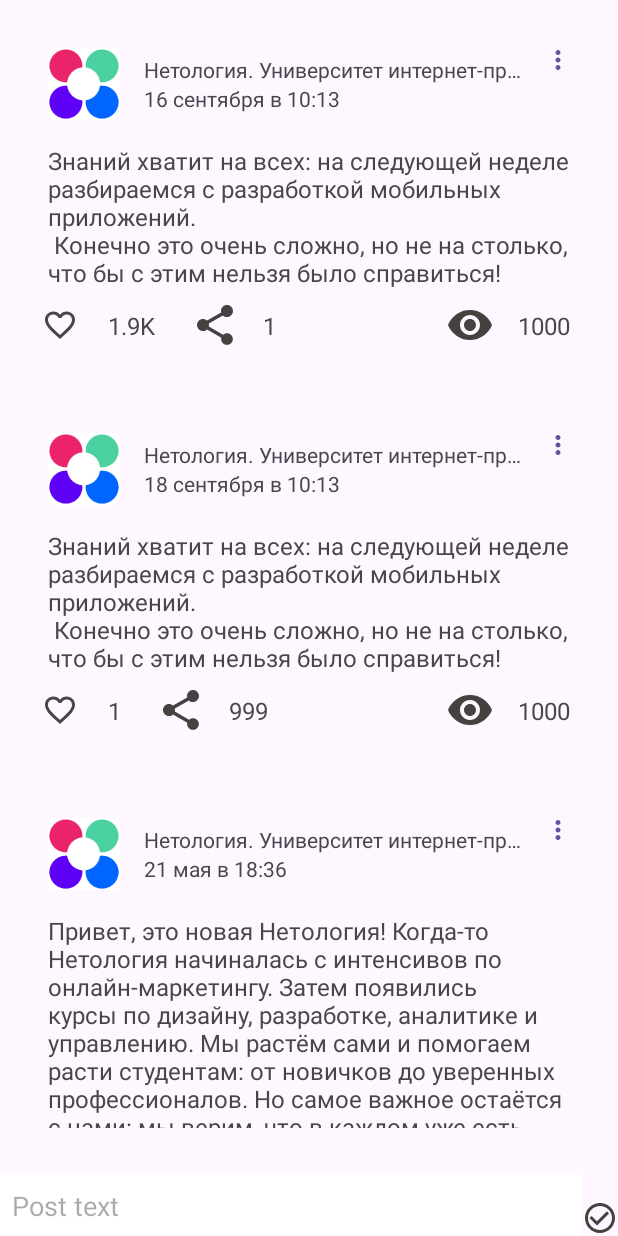
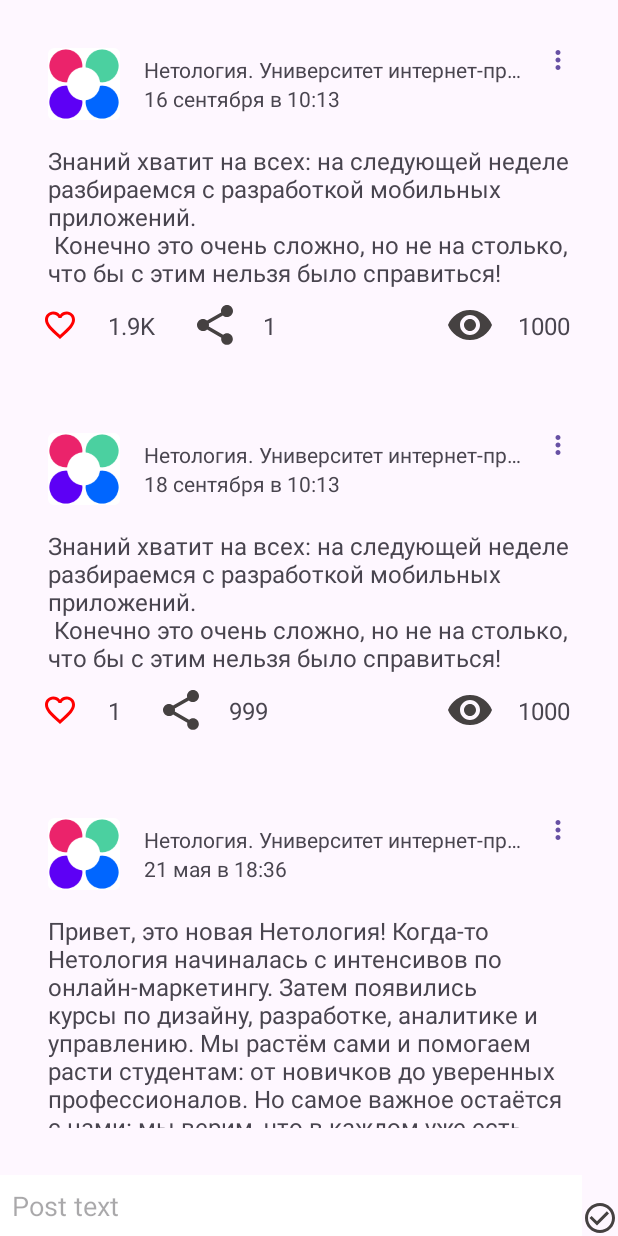
Before and after one commit to xxxx90/Nmedia, an Android app: the screen it shows after launch (MainActivity), on a phone screen of 412 x 824 dp. Run offline under Robolectric (Android 15) with nearby library versions, the phone set to English and light mode, and no system bars.

Commit message:
Task1.8_11

```diff
--- a/app/src/main/res/layout/card_post.xml
+++ b/app/src/main/res/layout/card_post.xml
@@ -41,20 +41,16 @@
         app:srcCompat="@mipmap/ic_launcher" />
 
 
-
     <com.google.android.material.button.MaterialButton
         android:id="@+id/img_menu"
+        style="@style/Widget.Material3.Button.IconButton"
         android:layout_width="wrap_content"
         android:layout_height="wrap_content"
         android:layout_marginBottom="8dp"
         android:contentDescription="@string/description_post_menu"
         app:icon="@drawable/ic_more_vert_24"
         app:layout_constraintEnd_toEndOf="parent"
-        app:layout_constraintTop_toTopOf="parent"
-        style="@style/Widget.Material3.Button.IconButton"
-        />
-
-
+        app:layout_constraintTop_toTopOf="parent" />
 
 
     <androidx.constraintlayout.widget.Barrier
@@ -63,8 +59,7 @@
         android:layout_height="wrap_content"
         android:layout_marginTop="@dimen/marg_16dp"
         app:barrierDirection="bottom"
-        app:constraint_referenced_ids="avatar,published,img_menu"
-         />
+        app:constraint_referenced_ids="avatar,published,img_menu" />
 
     <TextView
         android:id="@+id/content"
@@ -93,13 +88,14 @@
 
     <com.google.android.material.checkbox.MaterialCheckBox
         android:id="@+id/like"
+        style="@style/My"
         android:layout_width="wrap_content"
         android:layout_height="wrap_content"
+        android:button="@drawable/ic_like_button"
         android:contentDescription="@string/description_post_like"
         app:layout_constraintStart_toStartOf="parent"
+
         app:layout_constraintTop_toBottomOf="@+id/content"
-style="@style/My"
-               android:button="@drawable/ic_like_button"
 
         />
 
@@ -117,7 +113,6 @@ style="@style/My"
         app:layout_constraintStart_toStartOf="parent"
         app:layout_constraintTop_toBottomOf="@+id/content"
         app:srcCompat="@drawable/outline_favorite_border_24" /-->
-
 
 
     <TextView
--- a/app/src/main/res/values-night/themes.xml
+++ b/app/src/main/res/values-night/themes.xml
@@ -3,5 +3,7 @@
     <style name="Base.Theme.Nmedia" parent="Theme.Material3.DayNight.NoActionBar">
         <!-- Customize your dark theme here. -->
         <!-- <item name="colorPrimary">@color/my_dark_primary</item> -->
+        <item name="buttonTint">@color/red</item>
+        <item name="iconTint">@color/red</item>
     </style>
 </resources>
--- a/app/src/main/res/values/themes.xml
+++ b/app/src/main/res/values/themes.xml
@@ -3,15 +3,20 @@
     <style name="Base.Theme.Nmedia" parent="Theme.Material3.DayNight.NoActionBar">
         <!-- Customize your light theme here. -->
         <!-- <item name="colorPrimary">@color/my_light_primary</item> -->
-        <item name="buttonTint">#ff0000</item>
+
     </style>
 
-    <style name="Theme.Nmedia" parent="Base.Theme.Nmedia" />
+    <style name="Theme.Nmedia" parent="Base.Theme.Nmedia">
+        <item name="iconTint">@color/black</item>
+        <item name="buttonTint">@color/red</item>
 
-    <style name="My" parent="Widget.MaterialComponents.Button.TextButton.Icon">
-        <item name="iconTint">@color/red</item>
-        <item name="android:minWidth">@dimen/imgSize</item>
-        <item name="android:minHeight">@dimen/imgSize</item>
+    </style>
+
+        />
+
+    <style name="My" parent="Theme.Nmedia">
+        <item name="buttonTint">@color/red</item>
+        <item name="colorPrimary">@color/black</item>
 
 
     </style>
```
Also changed, not shown: app/src/main/res/drawable/ic_like_button.xml (+4 -6 lines). Lines whose indentation alone changed are shown as unchanged.
